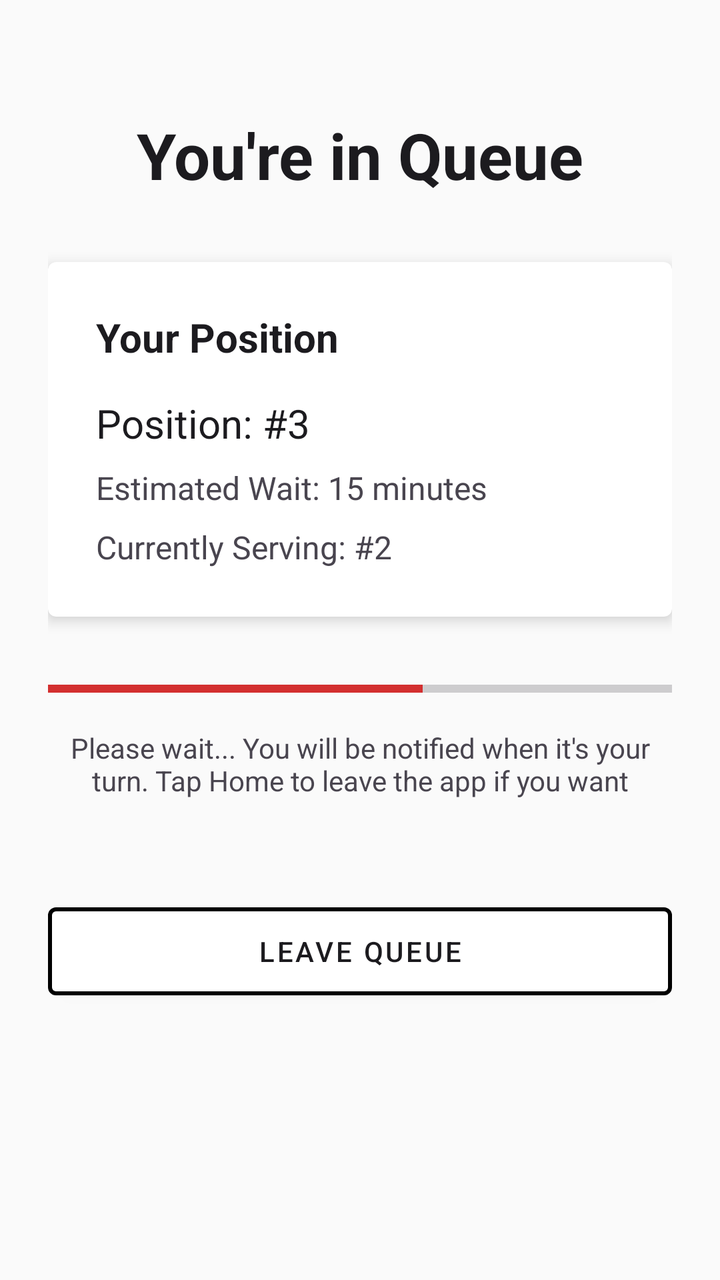
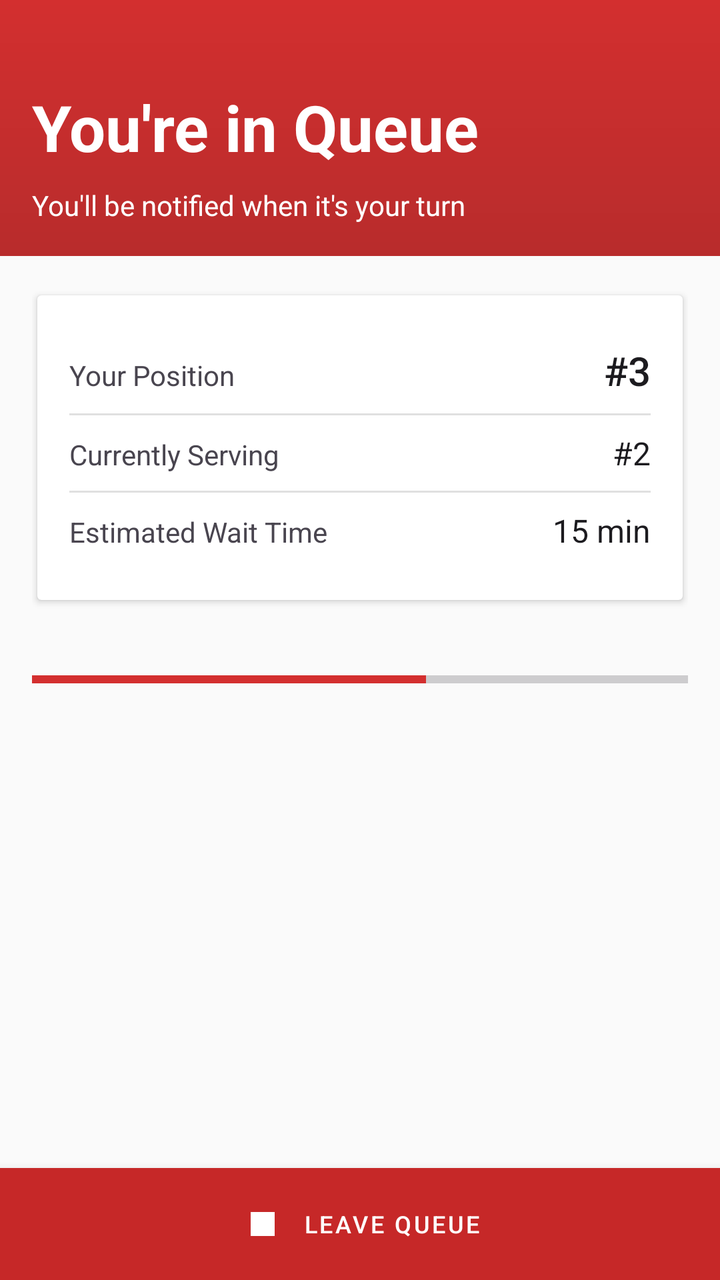

Before-and-after screenshots of an Android layout around one commit, followed by the original layout XML and the change that was made.
<!-- AndroidManifest.xml: application theme Theme.VQueue -->
<!-- res/layout/fragment_wait.xml -->
<?xml version="1.0" encoding="utf-8"?>
<androidx.core.widget.NestedScrollView xmlns:android="http://schemas.android.com/apk/res/android"
    xmlns:app="http://schemas.android.com/apk/res-auto"
    android:layout_width="match_parent"
    android:layout_height="match_parent"
    android:background="?attr/android:colorBackground"
    android:fillViewport="true">

    <androidx.constraintlayout.widget.ConstraintLayout
        android:layout_width="match_parent"
        android:layout_height="wrap_content"
        android:padding="@dimen/padding_large">

        
        <TextView
            android:id="@+id/headerText"
            android:layout_width="0dp"
            android:layout_height="wrap_content"
            android:text="You're in Queue"
            android:textSize="@dimen/text_size_header"
            android:textStyle="bold"
                    android:textColor="?attr/android:textColorPrimary"
            android:gravity="center"
            android:layout_marginTop="@dimen/margin_xlarge"
            app:layout_constraintTop_toTopOf="parent"
            app:layout_constraintStart_toStartOf="parent"
            app:layout_constraintEnd_toEndOf="parent" />

        
        <com.google.android.material.card.MaterialCardView
            android:id="@+id/queueStatusCard"
            android:layout_width="0dp"
            android:layout_height="wrap_content"
            android:layout_marginTop="@dimen/margin_xlarge"
            app:cardElevation="@dimen/card_elevation"
            app:cardBackgroundColor="?attr/colorSurface"
            app:layout_constraintTop_toBottomOf="@id/headerText"
            app:layout_constraintStart_toStartOf="parent"
            app:layout_constraintEnd_toEndOf="parent">

            <LinearLayout
                android:layout_width="match_parent"
                android:layout_height="wrap_content"
                android:orientation="vertical"
                android:padding="@dimen/padding_large">

                <TextView
                    android:layout_width="wrap_content"
                    android:layout_height="wrap_content"
                    android:text="Your Position"
                    android:textSize="@dimen/text_size_title"
                    android:textStyle="bold"
                            android:textColor="?attr/android:textColorPrimary"
                    android:layout_marginBottom="@dimen/margin_medium" />

                <TextView
                    android:id="@+id/positionText"
                    android:layout_width="wrap_content"
                    android:layout_height="wrap_content"
                    android:text="Position: #3"
                    android:textSize="@dimen/text_size_title"
                    android:textColor="?attr/colorOnSurface"
                    android:layout_marginBottom="@dimen/margin_small" />

                <TextView
                    android:id="@+id/estimatedWaitText"
                    android:layout_width="wrap_content"
                    android:layout_height="wrap_content"
                    android:text="Estimated Wait: 15 minutes"
                    android:textSize="@dimen/text_size_medium"
            android:textColor="?attr/android:textColorSecondary"
                    android:layout_marginBottom="@dimen/margin_small" />

                <TextView
                    android:id="@+id/currentNumberText"
                    android:layout_width="wrap_content"
                    android:layout_height="wrap_content"
                    android:text="Currently Serving: #2"
                    android:textSize="@dimen/text_size_medium"
            android:textColor="?attr/android:textColorSecondary" />

            </LinearLayout>

        </com.google.android.material.card.MaterialCardView>

        
        <ProgressBar
            android:id="@+id/waitProgressBar"
            android:layout_width="0dp"
            android:layout_height="8dp"
            android:layout_marginTop="@dimen/margin_xlarge"
            android:progress="60"
            android:max="100"
            style="?android:attr/progressBarStyleHorizontal"
            app:layout_constraintTop_toBottomOf="@id/queueStatusCard"
            app:layout_constraintStart_toStartOf="parent"
            app:layout_constraintEnd_toEndOf="parent" />

        
        <TextView
            android:id="@+id/statusText"
            android:layout_width="0dp"
            android:layout_height="wrap_content"
            android:layout_marginTop="@dimen/margin_medium"
            android:text="Please wait... You will be notified when it's your turn. Tap Home to leave the app if you want"
            android:textSize="@dimen/text_size_body"
            android:textColor="?attr/android:textColorSecondary"
            android:gravity="center"
            app:layout_constraintTop_toBottomOf="@id/waitProgressBar"
            app:layout_constraintStart_toStartOf="parent"
            app:layout_constraintEnd_toEndOf="parent" />

        
        <com.google.android.material.button.MaterialButton
            android:id="@+id/leaveQueueButton"
            android:layout_width="0dp"
            android:layout_height="@dimen/button_height_large"
            android:layout_marginTop="@dimen/margin_xxlarge"
            android:text="Leave Queue"
            android:textSize="@dimen/text_size_body"
            android:textColor="?attr/colorOnSurface"
            app:backgroundTint="?attr/colorSurface"
            app:strokeWidth="2dp"
            app:layout_constraintTop_toBottomOf="@id/statusText"
            app:layout_constraintStart_toStartOf="parent"
            app:layout_constraintEnd_toEndOf="parent" />


    </androidx.constraintlayout.widget.ConstraintLayout>

</androidx.core.widget.NestedScrollView>
<!-- resources referenced by this layout -->
<resources>
  <dimen name="button_height_large">56dp</dimen>
  <dimen name="card_elevation">4dp</dimen>
  <dimen name="margin_medium">16dp</dimen>
  <dimen name="margin_small">8dp</dimen>
  <dimen name="margin_xlarge">32dp</dimen>
  <dimen name="margin_xxlarge">48dp</dimen>
  <dimen name="padding_large">24dp</dimen>
  <dimen name="text_size_body">14sp</dimen>
  <dimen name="text_size_header">32sp</dimen>
  <dimen name="text_size_medium">16sp</dimen>
  <dimen name="text_size_title">20sp</dimen>
  <style name="Theme.VQueue" parent="Theme.MaterialComponents.DayNight.NoActionBar">
  
          <item name="colorPrimary">@color/primary</item>
          <item name="colorPrimaryVariant">@color/primary_variant</item>
          <item name="colorOnPrimary">@color/on_primary</item>
  
          <item name="colorSecondary">@color/secondary</item>
          <item name="colorSecondaryVariant">@color/secondary_variant</item>
          <item name="colorOnSecondary">@color/on_secondary</item>
  
          <item name="android:colorBackground">@color/background</item>
          <item name="colorSurface">@color/surface</item>
          <item name="colorOnSurface">@color/on_surface</item>
  
          <item name="android:statusBarColor">@color/primary_variant</item>
  
          
          <item name="android:textColorPrimary">@color/text_primary</item>
          <item name="android:textColorSecondary">@color/text_secondary</item>
  
          
          <item name="dividerColor">@color/divider</item>
  
          
          <item name="functionalGreen">@color/functional_green</item>
          <item name="functionalGreenRipple">@color/functional_green_ripple</item>
          <item name="functionalOrange">@color/functional_orange</item>
          <item name="functionalOrangeRipple">@color/functional_orange_ripple</item>
          <item name="functionalRed">@color/functional_red</item>
          <item name="functionalRedRipple">@color/functional_red_ripple</item>
          <item name="functionalBlue">@color/functional_blue</item>
          <item name="functionalBlueRipple">@color/functional_blue_ripple</item>
  
  
  
          
          <item name="statusError">@color/status_error</item>
  
          <item name="cornerFamily">rounded</item>
          <item name="cornerSize">16dp</item>
  
  
      </style>
  <color name="primary">#D32F2F</color>
  <color name="primary_variant">#B71C1C</color>
  <color name="on_primary">#FFFFFF</color>
  <color name="secondary">#D32F2F</color>
  <color name="secondary_variant">#B71C1C</color>
  <color name="on_secondary">#FFFFFF</color>
  <color name="background">#FAFAFA</color>
  <color name="surface">#FFFFFF</color>
  <color name="on_surface">#1C1B1F</color>
  <color name="text_primary">#1C1B1F</color>
  <color name="text_secondary">#49454F</color>
  <color name="divider">#E0E0E0</color>
  <color name="functional_green">#2E7D32</color>
  <color name="functional_orange">#EF6C00</color>
  <color name="functional_red">#C62828</color>
  <color name="functional_red_ripple">#F44336</color>
  <color name="functional_blue">#2196F3</color>
  <color name="functional_blue_ripple">#42A5F5</color>
  <color name="status_error">#B3261E</color>
  <!-- unchanged entries left out for length: 2 -->
</resources>

<!-- the commit's change to res/layout/fragment_wait.xml (unified diff, before → after) -->
@@ -1,131 +1,231 @@
 <?xml version="1.0" encoding="utf-8"?>
-<androidx.core.widget.NestedScrollView xmlns:android="http://schemas.android.com/apk/res/android"
+<androidx.coordinatorlayout.widget.CoordinatorLayout xmlns:android="http://schemas.android.com/apk/res/android"
     xmlns:app="http://schemas.android.com/apk/res-auto"
     android:layout_width="match_parent"
     android:layout_height="match_parent"
-    android:background="?attr/android:colorBackground"
-    android:fillViewport="true">
-
-    <androidx.constraintlayout.widget.ConstraintLayout
+    android:background="?attr/android:colorBackground">
+
+    <com.google.android.material.appbar.AppBarLayout
+        android:id="@+id/appBarLayout"
         android:layout_width="match_parent"
         android:layout_height="wrap_content"
-        android:padding="@dimen/padding_large">
-
-        
-        <TextView
-            android:id="@+id/headerText"
-            android:layout_width="0dp"
-            android:layout_height="wrap_content"
-            android:text="You're in Queue"
-            android:textSize="@dimen/text_size_header"
-            android:textStyle="bold"
-                    android:textColor="?attr/android:textColorPrimary"
-            android:gravity="center"
-            android:layout_marginTop="@dimen/margin_xlarge"
-            app:layout_constraintTop_toTopOf="parent"
-            app:layout_constraintStart_toStartOf="parent"
-            app:layout_constraintEnd_toEndOf="parent" />
-
-        
-        <com.google.android.material.card.MaterialCardView
-            android:id="@+id/queueStatusCard"
-            android:layout_width="0dp"
-            android:layout_height="wrap_content"
-            android:layout_marginTop="@dimen/margin_xlarge"
-            app:cardElevation="@dimen/card_elevation"
-            app:cardBackgroundColor="?attr/colorSurface"
-            app:layout_constraintTop_toBottomOf="@id/headerText"
-            app:layout_constraintStart_toStartOf="parent"
-            app:layout_constraintEnd_toEndOf="parent">
+        android:theme="@style/ThemeOverlay.AppCompat.Dark.ActionBar"
+        app:elevation="8dp">
+
+        <com.google.android.material.appbar.CollapsingToolbarLayout
+            android:layout_width="match_parent"
+            android:layout_height="128dp"
+            app:contentScrim="@color/header_background"
+            app:layout_scrollFlags="scroll|exitUntilCollapsed">
 
             <LinearLayout
                 android:layout_width="match_parent"
-                android:layout_height="wrap_content"
+                android:layout_height="match_parent"
+                android:background="@drawable/bg"
+                android:gravity="bottom"
                 android:orientation="vertical"
-                android:padding="@dimen/padding_large">
+                android:padding="@dimen/padding_medium"
+                app:layout_collapseMode="parallax">
 
                 <TextView
+                    android:id="@+id/headerText"
                     android:layout_width="wrap_content"
                     android:layout_height="wrap_content"
-                    android:text="Your Position"
-                    android:textSize="@dimen/text_size_title"
-                    android:textStyle="bold"
-                            android:textColor="?attr/android:textColorPrimary"
-                    android:layout_marginBottom="@dimen/margin_medium" />
+                    android:text="You're in Queue"
+                    android:textColor="@color/on_header"
+                    android:textSize="@dimen/text_size_header"
+                    android:textStyle="bold" />
 
                 <TextView
-                    android:id="@+id/positionText"
+                    android:id="@+id/statusText"
                     android:layout_width="wrap_content"
                     android:layout_height="wrap_content"
-                    android:text="Position: #3"
-                    android:textSize="@dimen/text_size_title"
-                    android:textColor="?attr/colorOnSurface"
-                    android:layout_marginBottom="@dimen/margin_small" />
-
-                <TextView
-                    android:id="@+id/estimatedWaitText"
-                    android:layout_width="wrap_content"
+                    android:layout_marginTop="8dp"
+                    android:text="You'll be notified when it's your turn"
+                    android:textColor="@color/on_header"
+                    android:textSize="@dimen/text_size_body" />
+
+            </LinearLayout>
+
+        </com.google.android.material.appbar.CollapsingToolbarLayout>
+
+    </com.google.android.material.appbar.AppBarLayout>
+
+    <androidx.core.widget.NestedScrollView
+        android:layout_width="match_parent"
+        android:layout_height="match_parent"
+        android:fillViewport="true"
+        android:paddingBottom="@dimen/bottom_bar_height"
+        android:clipToPadding="false"
+        app:layout_behavior="@string/appbar_scrolling_view_behavior">
+
+        <LinearLayout
+            android:layout_width="match_parent"
+            android:layout_height="wrap_content"
+            android:orientation="vertical"
+            android:padding="@dimen/padding_medium">
+
+            
+            <com.google.android.material.card.MaterialCardView
+                android:id="@+id/queueStatusCard"
+                android:layout_width="match_parent"
+                android:layout_height="wrap_content"
+                android:layout_marginBottom="@dimen/margin_medium"
+                app:cardBackgroundColor="?attr/colorSurface"
+                app:cardCornerRadius="2dp"
+                app:cardElevation="2dp"
+                app:cardUseCompatPadding="true">
+
+                <LinearLayout
+                    android:layout_width="match_parent"
                     android:layout_height="wrap_content"
-                    android:text="Estimated Wait: 15 minutes"
-                    android:textSize="@dimen/text_size_medium"
-            android:textColor="?attr/android:textColorSecondary"
-                    android:layout_marginBottom="@dimen/margin_small" />
-
-                <TextView
-                    android:id="@+id/currentNumberText"
-                    android:layout_width="wrap_content"
-                    android:layout_height="wrap_content"
-                    android:text="Currently Serving: #2"
-                    android:textSize="@dimen/text_size_medium"
-            android:textColor="?attr/android:textColorSecondary" />
-
-            </LinearLayout>
-
-        </com.google.android.material.card.MaterialCardView>
-
-        
-        <ProgressBar
-            android:id="@+id/waitProgressBar"
-            android:layout_width="0dp"
-            android:layout_height="8dp"
-            android:layout_marginTop="@dimen/margin_xlarge"
-            android:progress="60"
-            android:max="100"
-            style="?android:attr/progressBarStyleHorizontal"
-            app:layout_constraintTop_toBottomOf="@id/queueStatusCard"
-            app:layout_constraintStart_toStartOf="parent"
-            app:layout_constraintEnd_toEndOf="parent" />
-
-        
-        <TextView
-            android:id="@+id/statusText"
-            android:layout_width="0dp"
-            android:layout_height="wrap_content"
-            android:layout_marginTop="@dimen/margin_medium"
-            android:text="Please wait... You will be notified when it's your turn. Tap Home to leave the app if you want"
-            android:textSize="@dimen/text_size_body"
-            android:textColor="?attr/android:textColorSecondary"
-            android:gravity="center"
-            app:layout_constraintTop_toBottomOf="@id/waitProgressBar"
-            app:layout_constraintStart_toStartOf="parent"
-            app:layout_constraintEnd_toEndOf="parent" />
+                    android:orientation="vertical"
+                    android:padding="@dimen/padding_medium">
+
+                    
+                    <LinearLayout
+                        android:layout_width="match_parent"
+                        android:layout_height="wrap_content"
+                        android:orientation="horizontal"
+                        android:paddingVertical="@dimen/padding_small">
+
+                        <TextView
+                            android:layout_width="0dp"
+                            android:layout_height="wrap_content"
+                            android:layout_weight="1"
+                            android:fontFamily="sans-serif"
+                            android:text="Your Position"
+                            android:textColor="?attr/android:textColorSecondary"
+                            android:textSize="@dimen/text_size_body" />
+
+                        <TextView
+                            android:id="@+id/positionText"
+                            android:layout_width="wrap_content"
+                            android:layout_height="wrap_content"
+                            android:fontFamily="sans-serif-medium"
+                            android:text="#3"
+                            android:textColor="?attr/android:textColorPrimary"
+                            android:textSize="@dimen/text_size_title" />
+
+                    </LinearLayout>
+
+                    
+                    <View
+                        android:layout_width="match_parent"
+                        android:layout_height="1dp"
+                        android:background="?attr/dividerColor" />
+
+                    
+                    <LinearLayout
+                        android:layout_width="match_parent"
+                        android:layout_height="wrap_content"
+                        android:orientation="horizontal"
+                        android:paddingVertical="@dimen/padding_small">
+
+                        <TextView
+                            android:layout_width="0dp"
+                            android:layout_height="wrap_content"
+                            android:layout_weight="1"
+                            android:fontFamily="sans-serif"
+                            android:text="Currently Serving"
+                            android:textColor="?attr/android:textColorSecondary"
+                            android:textSize="@dimen/text_size_body" />
+
+                        <TextView
+                            android:id="@+id/currentNumberText"
+                            android:layout_width="wrap_content"
+                            android:layout_height="wrap_content"
+                            android:fontFamily="sans-serif"
+                            android:text="#2"
+                            android:textColor="?attr/android:textColorPrimary"
+                            android:textSize="@dimen/text_size_medium" />
+
+                    </LinearLayout>
+
+                    
+                    <View
+                        android:layout_width="match_parent"
+                        android:layout_height="1dp"
+                        android:background="?attr/dividerColor" />
+
+                    
+                    <LinearLayout
+                        android:layout_width="match_parent"
+                        android:layout_height="wrap_content"
+                        android:orientation="horizontal"
+                        android:paddingVertical="@dimen/padding_small">
+
+                        <TextView
+                            android:layout_width="0dp"
+                            android:layout_height="wrap_content"
+                            android:layout_weight="1"
+                            android:fontFamily="sans-serif"
+                            android:text="Estimated Wait Time"
+                            android:textColor="?attr/android:textColorSecondary"
+                            android:textSize="@dimen/text_size_body" />
+
+                        <TextView
+                            android:id="@+id/estimatedWaitText"
+                            android:layout_width="wrap_content"
+                            android:layout_height="wrap_content"
+                            android:fontFamily="sans-serif"
+                            android:text="15 min"
+                            android:textColor="?attr/android:textColorPrimary"
+                            android:textSize="@dimen/text_size_medium" />
+
+                    </LinearLayout>
+
+                </LinearLayout>
+
+            </com.google.android.material.card.MaterialCardView>
+
+            
+            <ProgressBar
+                android:id="@+id/waitProgressBar"
+                style="?android:attr/progressBarStyleHorizontal"
+                android:layout_width="match_parent"
+                android:layout_height="8dp"
+                android:layout_marginTop="@dimen/margin_medium"
+                android:layout_marginBottom="@dimen/margin_medium"
+                android:max="100"
+                android:progress="60" />
+
+        </LinearLayout>
+
+    </androidx.core.widget.NestedScrollView>
+
+    
+    <LinearLayout
+        android:layout_width="match_parent"
+        android:layout_height="@dimen/bottom_bar_height"
+        android:layout_gravity="bottom"
+        android:background="?attr/colorSurface"
+        android:elevation="8dp"
+        android:orientation="horizontal">
 
         
         <com.google.android.material.button.MaterialButton
             android:id="@+id/leaveQueueButton"
-            android:layout_width="0dp"
-            android:layout_height="@dimen/button_height_large"
-            android:layout_marginTop="@dimen/margin_xxlarge"
+            android:layout_width="match_parent"
+            android:layout_height="match_parent"
+            android:fontFamily="sans-serif-medium"
+            android:insetLeft="0dp"
+            android:insetTop="0dp"
+            android:insetRight="0dp"
+            android:insetBottom="0dp"
+            android:letterSpacing="0.1"
             android:text="Leave Queue"
-            android:textSize="@dimen/text_size_body"
-            android:textColor="?attr/colorOnSurface"
-            app:backgroundTint="?attr/colorSurface"
-            app:strokeWidth="2dp"
-            app:layout_constraintTop_toBottomOf="@id/statusText"
-            app:layout_constraintStart_toStartOf="parent"
-            app:layout_constraintEnd_toEndOf="parent" />
-
-
-    </androidx.constraintlayout.widget.ConstraintLayout>
-
-</androidx.core.widget.NestedScrollView>
+            android:textAllCaps="true"
+            android:textColor="@android:color/white"
+            android:textSize="@dimen/text_size_button"
+            app:backgroundTint="?attr/functionalRed"
+            app:cornerRadius="0dp"
+            app:icon="@drawable/ic_stop"
+            app:iconGravity="textStart"
+            app:iconPadding="8dp"
+            app:iconTint="@android:color/white"
+            app:rippleColor="?attr/functionalRedRipple" />
+
+    </LinearLayout>
+
+</androidx.coordinatorlayout.widget.CoordinatorLayout>
<!-- resource entries referenced after the edit -->
@@ -1,16 +1,41 @@
 <!-- resources referenced by this layout -->
 <resources>
-  <dimen name="button_height_large">56dp</dimen>
-  <dimen name="card_elevation">4dp</dimen>
+  <color name="header_background">@color/primary</color>
+  <color name="on_header">@color/on_primary</color>
+  <dimen name="bottom_bar_height">56dp</dimen>
   <dimen name="margin_medium">16dp</dimen>
-  <dimen name="margin_small">8dp</dimen>
-  <dimen name="margin_xlarge">32dp</dimen>
-  <dimen name="margin_xxlarge">48dp</dimen>
-  <dimen name="padding_large">24dp</dimen>
+  <dimen name="padding_medium">16dp</dimen>
+  <dimen name="padding_small">8dp</dimen>
   <dimen name="text_size_body">14sp</dimen>
+  <dimen name="text_size_button">12sp</dimen>
   <dimen name="text_size_header">32sp</dimen>
   <dimen name="text_size_medium">16sp</dimen>
   <dimen name="text_size_title">20sp</dimen>
+  <!-- drawable bg (drawable) -->
+  <layer-list xmlns:android="http://schemas.android.com/apk/res/android">
+  
+      <item>
+          <shape android:shape="rectangle">
+              <gradient
+                  android:angle="270"
+                  android:startColor="@color/primary"
+                  android:endColor="@color/primary_variant"
+                  android:type="linear" />
+          </shape>
+      </item>
+  
+    
+  </layer-list>
+  <!-- drawable ic_stop (drawable) -->
+  <vector xmlns:android="http://schemas.android.com/apk/res/android"
+      android:width="24dp"
+      android:height="24dp"
+      android:viewportWidth="24.0"
+      android:viewportHeight="24.0">
+      <path
+          android:fillColor="#FF000000"
+          android:pathData="M6,6h12v12H6z"/>
+  </vector>
   <style name="Theme.VQueue" parent="Theme.MaterialComponents.DayNight.NoActionBar">
   
           <item name="colorPrimary">@color/primary</item>
@@ -49,13 +74,14 @@
           
           <item name="statusError">@color/status_error</item>
   
+  
           <item name="cornerFamily">rounded</item>
           <item name="cornerSize">16dp</item>
   
-  
+          <item name="preferenceTheme">@style/PreferenceThemeOverlay</item>
       </style>
   <color name="primary">#D32F2F</color>
-  <color name="primary_variant">#B71C1C</color>
+  <color name="primary_variant">#B82C2C</color>
   <color name="on_primary">#FFFFFF</color>
   <color name="secondary">#D32F2F</color>
   <color name="secondary_variant">#B71C1C</color>
